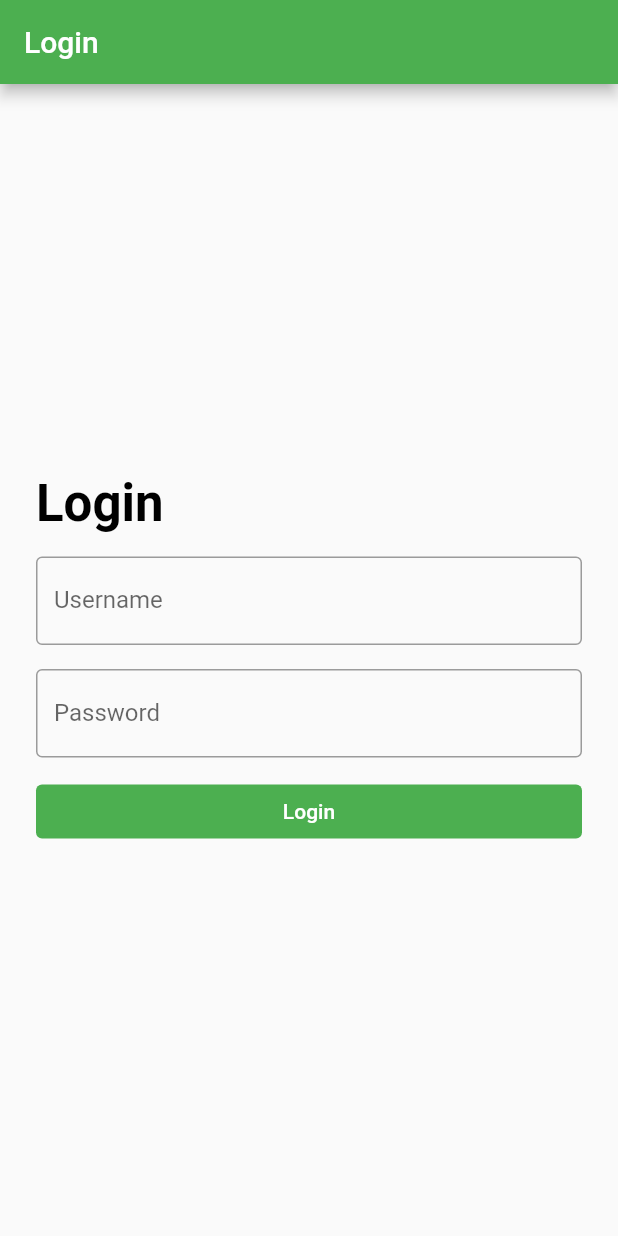
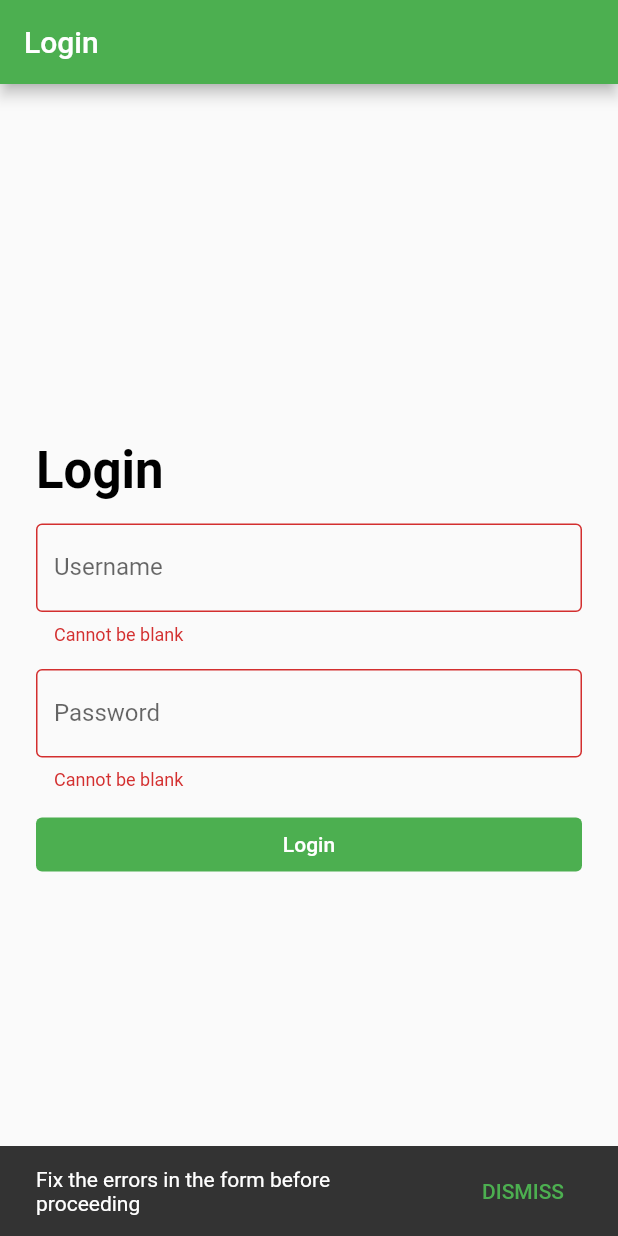
Before and after one commit to SphericalKat/kkm_sample, a Flutter app: the screen it shows after launch, after a tap on "Login", on a phone screen of 412 x 824 dp. Run offline on Flutter 3.47's test engine with Material 2 defaults, Android fonts, the light colour scheme and no system bars; our stand-ins replace device_info, flutter_mobx, mobx, tuple; missing offline and left inert: validators2; generated files the repository leaves out were written again.

Commit message:
feat(login): wire up form and validations to store
Signed-off-by: SphericalKat <amolele@gmail.com>

```diff
--- a/lib/routes/login.dart
+++ b/lib/routes/login.dart
@@ -1,4 +1,6 @@
 import 'package:flutter/material.dart';
+import 'package:flutter_mobx/flutter_mobx.dart';
+import '../stores/login_store.dart';
 
 class LoginForm extends StatefulWidget {
   const LoginForm();
@@ -8,6 +10,20 @@ class LoginForm extends StatefulWidget {
 }
 
 class _LoginFormState extends State<LoginForm> {
+  final LoginStore store = LoginStore();
+
+  @override
+  void initState() {
+    super.initState();
+    store.setupValidations();
+  }
+
+  @override
+  void dispose() {
+    store.dispose();
+    super.dispose();
+  }
+
   @override
   Widget build(BuildContext context) {
     return Scaffold(
@@ -31,24 +47,46 @@ class _LoginFormState extends State<LoginForm> {
                       ),
                 ),
               ),
-              const TextField(
-                decoration: InputDecoration(
-                  labelText: 'Username',
-                  hintText: 'Enter your username',
-                  border: OutlineInputBorder(),
+              Observer(
+                builder: (_) => TextField(
+                  onChanged: (value) => store.username = value,
+                  decoration: InputDecoration(
+                    labelText: 'Username',
+                    hintText: 'Enter your username',
+                    errorText: store.error.username,
+                    border: const OutlineInputBorder(),
+                  ),
                 ),
               ),
               const SizedBox(height: 16),
-              const TextField(
-                decoration: InputDecoration(
-                  labelText: 'Password',
-                  hintText: 'Enter your username',
-                  border: OutlineInputBorder(),
+              Observer(
+                builder: (_) => TextField(
+                  obscureText: true,
+                  onChanged: (value) => store.password = value,
+                  decoration: InputDecoration(
+                    labelText: 'Password',
+                    hintText: 'Enter your password',
+                    errorText: store.error.password,
+                    border: const OutlineInputBorder(),
+                  ),
                 ),
               ),
               const SizedBox(height: 12),
               ElevatedButton(
-                onPressed: () {},
+                onPressed: () {
+                  store.validateAll();
+                  if (store.canLogin) {
+                    // perform login
+                  } else {
+                    ScaffoldMessenger.of(context).showSnackBar(
+                      SnackBar(
+                        content: const Text(
+                            'Fix the errors in the form before proceeding'),
+                        action: SnackBarAction(label: 'DISMISS', onPressed: () {}),
+                      ),
+                    );
+                  }
+                },
                 style: ElevatedButton.styleFrom(
                   elevation: 0,
                 ),
```
